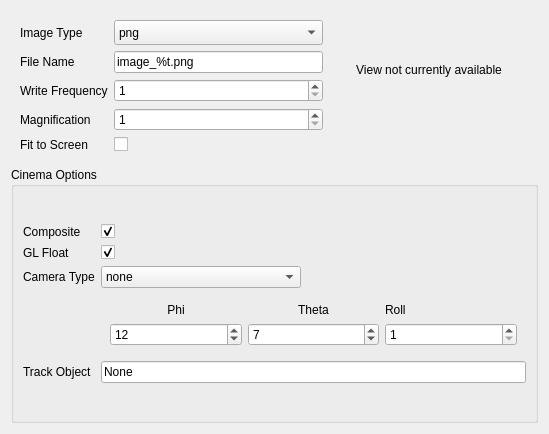
Before: the Qt Designer form Qt/Components/Resources/UI/pqImageOutputInfo.ui in Kitware/ParaView, drawn with Qt 5.
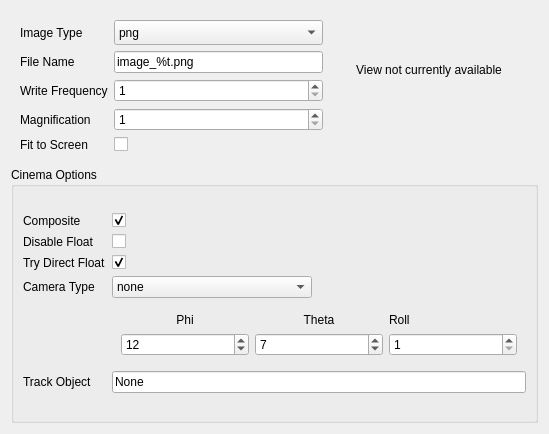
After: the same form once the commit is applied.

```diff
--- a/Qt/Components/Resources/UI/pqImageOutputInfo.ui
+++ b/Qt/Components/Resources/UI/pqImageOutputInfo.ui
@@ -261,7 +261,7 @@
      <layout class="QVBoxLayout" name="verticalLayout">
       <item>
        <layout class="QGridLayout" name="gridLayout_4">
-        <item row="3" column="2">
+        <item row="5" column="2">
          <widget class="QWidget" name="wCameraOptions" native="true">
           <property name="enabled">
            <bool>true</bool>
@@ -387,7 +387,7 @@
           </layout>
          </widget>
         </item>
-        <item row="2" column="0">
+        <item row="4" column="0">
          <widget class="QLabel" name="cinemaLabel">
           <property name="enabled">
            <bool>true</bool>
@@ -397,7 +397,7 @@
           </property>
          </widget>
         </item>
-        <item row="2" column="2">
+        <item row="4" column="2">
          <widget class="QComboBox" name="cinemaExport">
           <property name="enabled">
            <bool>true</bool>
@@ -438,7 +438,7 @@
           </item>
          </widget>
         </item>
-        <item row="4" column="2">
+        <item row="6" column="2">
          <widget class="QLineEdit" name="trackObjectName">
           <property name="toolTip">
            <string>&lt;html&gt;&lt;head/&gt;&lt;body&gt;&lt;p&gt;Enter name from Pipeline Browser for camera to track over time.&lt;/p&gt;&lt;/body&gt;&lt;/html&gt;</string>
@@ -448,7 +448,7 @@
           </property>
          </widget>
         </item>
-        <item row="4" column="0">
+        <item row="6" column="0">
          <widget class="QLabel" name="trackObjectLabel">
           <property name="text">
            <string>Track Object</string>
@@ -475,14 +475,14 @@
           </property>
          </widget>
         </item>
-        <item row="1" column="0">
+        <item row="2" column="0">
          <widget class="QLabel" name="laFloatValue">
           <property name="text">
-           <string>GL Float</string>
+           <string>Try Direct Float</string>
           </property>
          </widget>
         </item>
-        <item row="1" column="2">
+        <item row="2" column="2">
          <widget class="QCheckBox" name="cbUseFloatValues">
           <property name="toolTip">
            <string>Try to render via OpenGL float buffers first.</string>
@@ -495,6 +495,23 @@
           </property>
          </widget>
         </item>
+        <item row="1" column="0">
+         <widget class="QLabel" name="laNoFloat">
+          <property name="text">
+           <string>Disable Float</string>
+          </property>
+         </widget>
+        </item>
+        <item row="1" column="2">
+         <widget class="QCheckBox" name="cbNoValues">
+          <property name="toolTip">
+           <string>Use prebaked lookup table as RGB pixels instead of recolorable float value pixels. </string>
+          </property>
+          <property name="text">
+           <string/>
+          </property>
+         </widget>
+        </item>
        </layout>
       </item>
      </layout>
```
Left out of the diff: 2 changed lines with no effect on the pictures.
